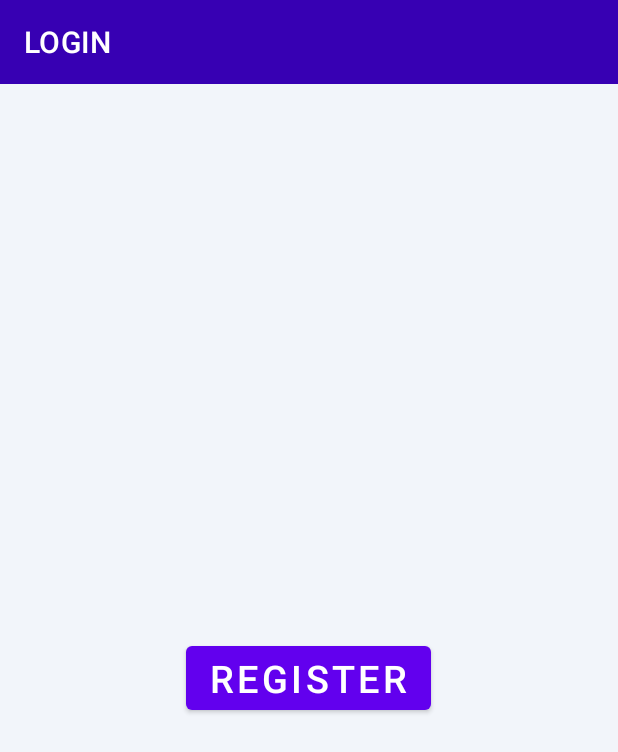
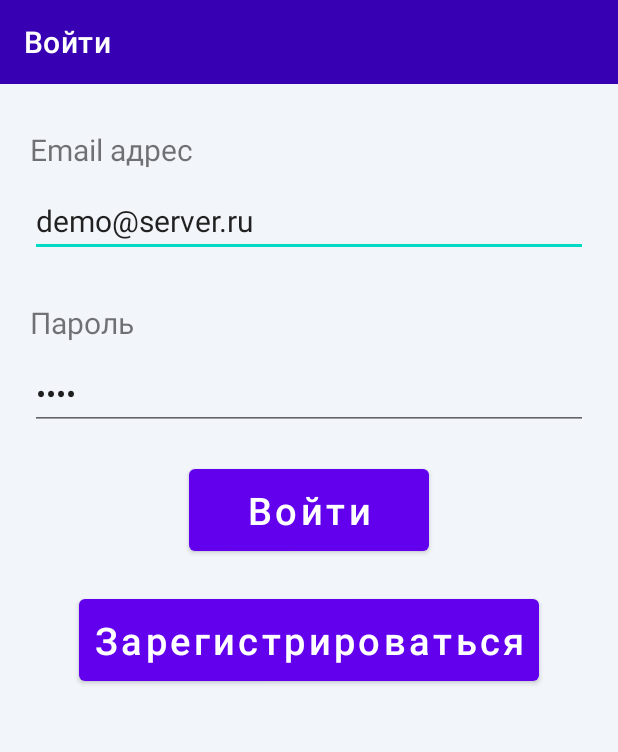
Before and after one commit to rbudzilo/DCMobileClient, an Android app: the screen it shows after launch (MainActivity), on a phone screen of 412 x 824 dp. Shown: the top 752 px of the screen. Run offline under Robolectric (Android 15) with nearby library versions, the phone set to English and light mode, and no system bars.

Commit message:
Проектирование формы входа

```diff
--- a/app/src/main/res/layout/fragment_login.xml
+++ b/app/src/main/res/layout/fragment_login.xml
@@ -1,18 +1,69 @@
 <?xml version="1.0" encoding="utf-8"?>
-<LinearLayout
-    xmlns:android="http://schemas.android.com/apk/res/android"
+<LinearLayout xmlns:android="http://schemas.android.com/apk/res/android"
     android:layout_width="match_parent"
     android:layout_height="match_parent"
-    android:gravity="center"
-    android:orientation="vertical">
+    android:gravity="top"
+    android:orientation="vertical"
+    android:padding="20sp">
+
+    <TextView
+        android:id="@+id/textEmail"
+        android:layout_width="match_parent"
+        android:layout_height="wrap_content"
+        android:textSize="20sp"
+        android:layout_marginVertical="10sp"
+        android:text="@string/email"
+        android:labelFor="@+id/editEmail"/>
+
+    <EditText
+        android:id="@+id/editEmail"
+        android:layout_width="match_parent"
+        android:layout_height="wrap_content"
+        android:ems="10"
+        android:textSize="20sp"
+        android:inputType="textEmailAddress"
+        android:text="@string/demo_server_ru"
+        android:autofillHints="" />
+
+    <TextView
+        android:id="@+id/textPassword"
+        android:layout_width="match_parent"
+        android:layout_height="wrap_content"
+        android:textSize="20sp"
+        android:layout_marginTop="30sp"
+        android:layout_marginBottom="10sp"
+        android:text="@string/password"
+        android:labelFor="@+id/editPassword"/>
+
+    <EditText
+        android:id="@+id/editPassword"
+        android:layout_width="match_parent"
+        android:layout_height="wrap_content"
+        android:autofillHints=""
+        android:ems="10"
+        android:inputType="textPassword"
+        android:text="@string/demo"
+        android:textSize="20sp" />
+
+    <Button
+        android:id="@+id/loginButton"
+        android:layout_width="wrap_content"
+        android:layout_height="wrap_content"
+        android:layout_gravity="center"
+        android:layout_marginTop="20sp"
+        android:padding="10sp"
+        android:text="@string/login"
+        android:textSize="25sp" />
 
     <Button
         android:id="@+id/registerButton"
         android:layout_width="wrap_content"
         android:layout_height="wrap_content"
+        android:layout_gravity="center"
+        android:layout_marginTop="20sp"
         android:text="@string/register"
-        android:textSize="25sp"
-        android:layout_marginTop="24dp" />
+        android:padding="10sp"
+        android:textSize="25sp" />
 
 
 </LinearLayout>
--- a/app/src/main/res/values/strings.xml
+++ b/app/src/main/res/values/strings.xml
@@ -25,8 +25,12 @@
     <string name="done">Done</string>
     <string name="congratulations">Congratulations!</string>
     <string name="done_icon">Done icon</string>
-    <string name="login">LOGIN</string>
-    <string name="register">REGISTER</string>
+    <string name="login">Войти</string>
+    <string name="register">Зарегистрироваться</string>
+    <string name="email">Email адрес</string>
+    <string name="password">Пароль</string>
+    <string name="demo">demo</string>
+    <string name="demo_server_ru">demo@server.ru</string>
 
     <plurals name="boxes">
         <item quantity="zero">%1$d boxes</item>
```
